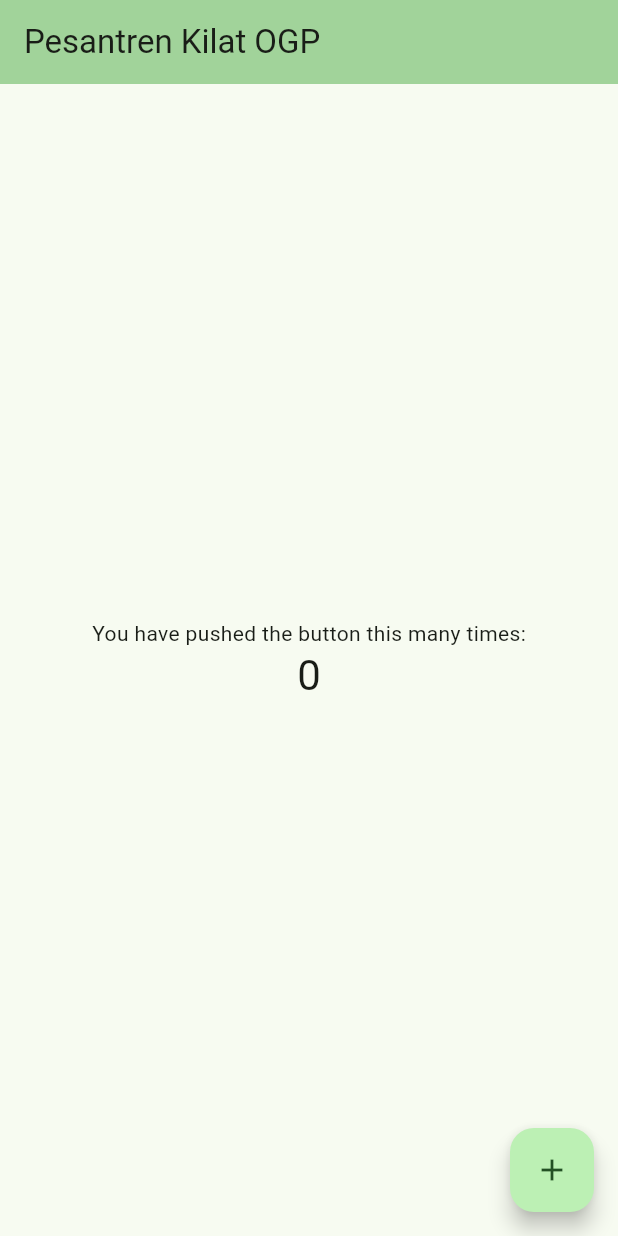
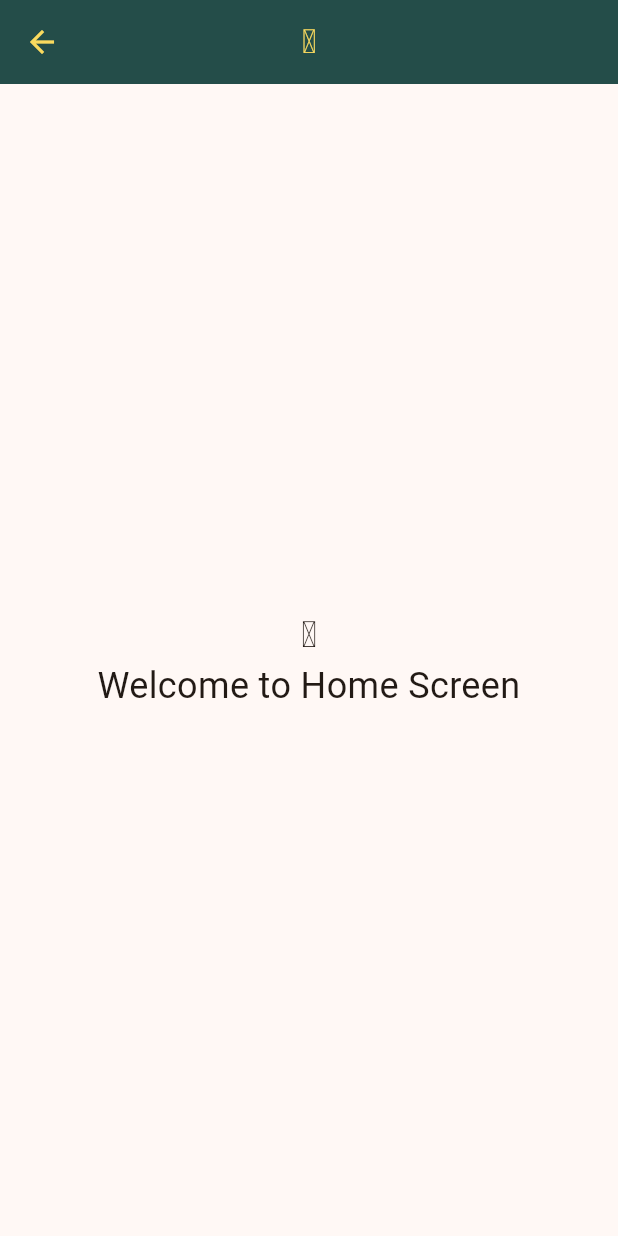
Before and after one commit to saylhendra/ramadhan_ogp, a Flutter app: the screen it shows after launch, on a phone screen of 412 x 824 dp. Run offline on Flutter 3.47's test engine with Material 3 defaults, Android fonts, the phone set to English and light mode, and no system bars; our stand-ins replace flutter_hooks, go_router, google_fonts, hooks_riverpod, supabase_flutter; accounts and stored records are empty; Roboto replaces fonts that are missing (NotoKufiArabic).

Commit message:
Splash and Home

```diff
--- a/lib/src/app.dart
+++ b/lib/src/app.dart
@@ -1,17 +1,28 @@
 import 'package:flutter/material.dart';
+import 'package:google_fonts/google_fonts.dart';
+
+import 'core/app_theme.dart';
+import 'core/router_controller.dart';
 
 class MyApp extends StatelessWidget {
   const MyApp({super.key});
 
   @override
   Widget build(BuildContext context) {
-    return MaterialApp(
-      title: 'Ramadhan OGP Portal',
+    return MaterialApp.router(
+      title: 'Portal Ramadhan OGP',
       theme: ThemeData(
-        colorScheme: ColorScheme.fromSeed(seedColor: Colors.green),
+        appBarTheme: const AppBarTheme(
+          backgroundColor: AppTheme.plantation,
+          foregroundColor: AppTheme.yellowNapes,
+          centerTitle: true,
+          actionsIconTheme: IconThemeData(color: AppTheme.pinkDown),
+        ),
+        colorScheme: ColorScheme.fromSeed(seedColor: AppTheme.pinkDown),
         useMaterial3: true,
+        fontFamily: GoogleFonts.notoKufiArabic().fontFamily,
       ),
-      home: const MyHomePage(title: 'Pesantren Kilat OGP'),
+      routerConfig: routerController,
     );
   }
 }
--- /dev/null
+++ b/lib/src/core/app_theme.dart
@@ -0,0 +1,15 @@
+import 'package:flutter/material.dart';
+
+class AppTheme {
+  static const primary = Color(0xFFE2BE5B);
+  static const dark = Color(0xFF051F1F);
+  static const black = Color(0xFF1F1F1F);
+  static const green = Color(0xFF188B87);
+  static const plantation = Color(0xFF244D49);
+  static const pinkDown = Color(0xFFF3E9E5);
+  static const pinkUp = Color(0xFFE2BE5B);
+  static const cherryWood = Color(0xFF651A14);
+  static const blackPerl = Color(0xFF041322);
+  static const oldBrick = Color(0xFF8F151A);
+  static const yellowNapes = Color(0xFFFADA5E);
+}
--- /dev/null
+++ b/lib/src/core/router_controller.dart
@@ -0,0 +1,33 @@
+import 'package:flutter/material.dart';
+import 'package:go_router/go_router.dart';
+
+import '../features/home/home_screen.dart';
+import '../features/starter/splash_screen.dart';
+
+final GoRouter routerController = GoRouter(
+  routes: [
+    GoRoute(
+      path: '/',
+      name: SplashScreen.routeName,
+      builder: (BuildContext context, GoRouterState state) {
+        return const SplashScreen();
+      },
+      routes: [
+        // GoRoute(
+        //   path: 'menu-screen',
+        //   name: MenuScreen.routeName,
+        //   builder: (context, state) {
+        //     return MenuScreen();
+        //   },
+        // ),
+        GoRoute(
+          path: 'home-screen',
+          name: HomeScreen.routeName,
+          builder: (context, state) {
+            return const HomeScreen();
+          },
+        ),
+      ],
+    ),
+  ],
+);
--- /dev/null
+++ b/lib/src/features/home/home_screen.dart
@@ -0,0 +1,29 @@
+import 'package:flutter/material.dart';
+
+class HomeScreen extends StatelessWidget {
+  const HomeScreen({super.key});
+
+  static const String routeName = 'home-screen';
+
+  @override
+  Widget build(BuildContext context) {
+    return Scaffold(
+      appBar: AppBar(
+        title: const Text("﷽",
+            style: TextStyle(
+              fontFamily: 'NotoKufiArabic',
+            )),
+      ),
+      body: const Center(
+        child: Text(
+          '﷽\nWelcome to Home Screen',
+          style: TextStyle(
+            fontFamily: 'NotoKufiArabic',
+            fontSize: 24,
+          ),
+          textAlign: TextAlign.center,
+        ),
+      ),
+    );
+  }
+}
```
Also changed, not shown: analysis_options.yaml (+3 -28 lines), lib/src/core/utils.dart (added, +294 -0 lines), lib/src/features/starter/splash_screen.dart (added, +29 -0 lines), pubspec.yaml (+12 -0 lines), assets/fonts/KFGQPC Uthman Taha Naskh Regular.ttf (added), assets/fonts/Simplified Arabic Regular.ttf (added), pubspec.lock, 3 other files.
